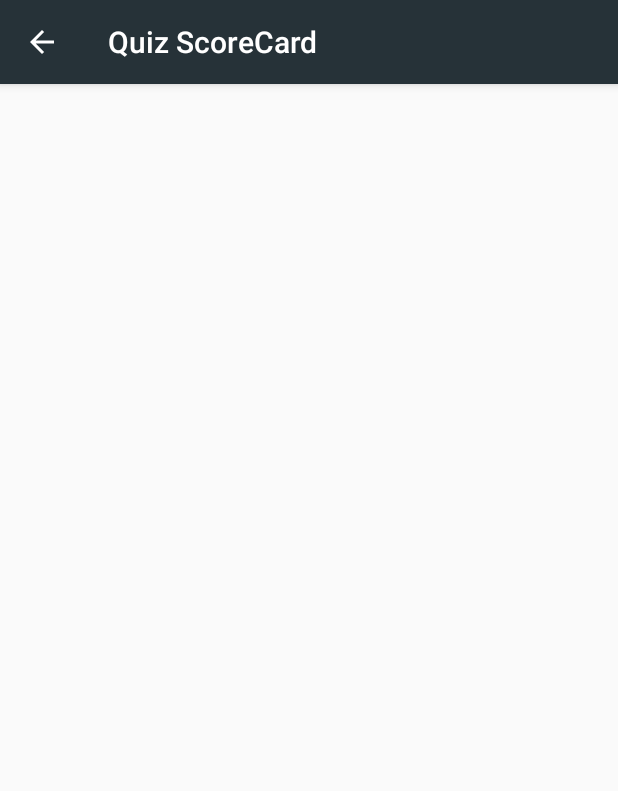
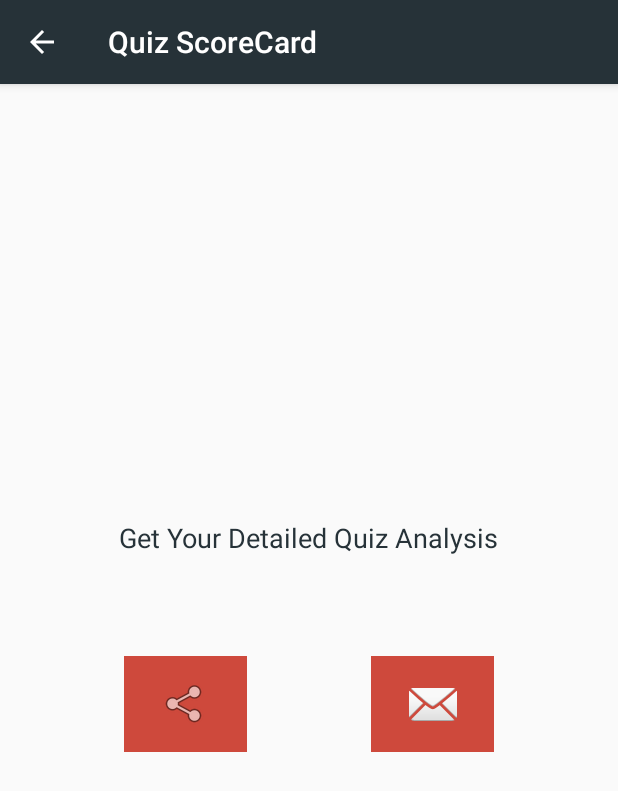
Before and after one commit to Shiru99/Java-Android-Apps, an Android app: the QuizScore screen opened directly, with no data from a screen before it, on a phone screen of 412 x 824 dp. Shown: the top 791 px of the screen. Run offline under Robolectric (Android 15) with nearby library versions, the phone set to English and light mode, and no system bars; 4 statements that could not run were skipped.

Commit message:
Sharing Through Mail & MMS added

```diff
--- a/AndriodStudioQuiz/app/src/main/java/summerproject/corona/andriodstudioquiz/QuizScore.java
+++ b/AndriodStudioQuiz/app/src/main/java/summerproject/corona/andriodstudioquiz/QuizScore.java
@@ -2,23 +2,103 @@ package summerproject.corona.andriodstudioquiz;
 
 import androidx.appcompat.app.AppCompatActivity;
 
+import android.annotation.SuppressLint;
 import android.content.Intent;
+import android.net.Uri;
 import android.os.Bundle;
+import android.util.Log;
+import android.view.View;
+import android.widget.ImageButton;
 import android.widget.TextView;
+import android.widget.Toast;
+
+import java.util.Arrays;
 
 public class QuizScore extends AppCompatActivity {
 
-    private TextView Score;
+    private String[] Questions;
+    private String[] Answers;
+    private String[] UserAnswers;
+    private ImageButton shareMessage;
+    private ImageButton shareMail;
+
+    @SuppressLint("QueryPermissionsNeeded")
+    public void composeEmail(String[] addresses, String subject, String message) {
+        Log.d("AppLogs", "Sharing Via Mail");
+        Intent intent = new Intent(Intent.ACTION_SENDTO);
+        intent.setData(Uri.parse("mailto:")); // only email apps should handle this
+        intent.putExtra(Intent.EXTRA_EMAIL, addresses);
+        intent.putExtra(Intent.EXTRA_SUBJECT, subject);
+        intent.putExtra(Intent.EXTRA_TEXT, message);
+        if (intent.resolveActivity(getPackageManager()) != null) {
+            startActivity(intent);
+        } else {
+            Toast.makeText(QuizScore.this, "No Suitable Application Available On This Device", Toast.LENGTH_SHORT).show();
+        }
+    }
+
+    @SuppressLint("QueryPermissionsNeeded")
+    public void composeMmsMessage(String message) {
+        Log.d("AppLogs", "Sharing Via MMS message");
+        Intent intent = new Intent(Intent.ACTION_SEND);
+        intent.setData(Uri.parse("smsto:")); // This ensures only SMS apps respond
+        intent.putExtra("sms_body", message);
+        if (intent.resolveActivity(getPackageManager()) != null) {
+            startActivity(intent);
+        } else {
+            Toast.makeText(QuizScore.this, "No Suitable Application Available On This Device", Toast.LENGTH_SHORT).show();
+        }
+    }
 
     @Override
     protected void onCreate(Bundle savedInstanceState) {
         super.onCreate(savedInstanceState);
         setContentView(R.layout.activity_quiz_score);
+        Log.d("AppLogs", "On ScoreCard Page");
 
         Intent intent = getIntent();
         String scoreObtained = intent.getStringExtra(QuizPage.EXTRA_QuizScore);
+        Questions = intent.getStringExtra(QuizPage.EXTRA_QuizQuestions).replace("[", "").replace("]", "").trim().split(", ");
+        Answers = intent.getStringExtra(QuizPage.EXTRA_QuizSolutions).replace("[", "").replace("]", "").trim().split(", ");
+        UserAnswers = intent.getStringExtra(QuizPage.EXTRA_QuizUserAnswers).replace("[", "").replace("]", "").trim().split(", ");
 
-        Score = findViewById(R.id.score);
-        Score.setText(scoreObtained);
+        TextView score = findViewById(R.id.score);
+        score.setText(scoreObtained);
+
+        shareMail = findViewById(R.id.shareMail);
+        shareMessage = findViewById(R.id.shareMessage);
+
+        final StringBuilder Message = new StringBuilder();
+        Message.append("Your Score : ").append(scoreObtained).append("\n\n\n");
+
+        for (int i = 0; i < Questions.length; i++) {
+            Message.append(Questions[i]).append("\n");
+            Message.append("Correct Answer : ").append(Answers[i]).append(" \n");
+
+            if (UserAnswers[i].equals("0")) {
+                Message.append("Wrong Answer(0)\n\n");
+            } else {
+                Message.append("Correct Answer(+1)\n\n");
+            }
+        }
+
+        // Log.d("AppLogs", Message.toString());
+
+        shareMessage.setOnClickListener(new View.OnClickListener() {
+            @Override
+            public void onClick(View v) {
+                Log.d("AppLogs", "Requesting to share via MMS Applications");
+                composeMmsMessage(Message.toString());
+            }
+        });
+
+        shareMail.setOnClickListener(new View.OnClickListener() {
+            @Override
+            public void onClick(View v) {
+                Log.d("AppLogs", "Requesting to share via Mail Applications");
+                String[] Addresses = { "john.doe@gmail.com" };
+                composeEmail(Addresses, "Quiz Analysis", Message.toString());
+            }
+        });
     }
 }
--- a/AndriodStudioQuiz/app/src/main/res/layout/activity_quiz_score.xml
+++ b/AndriodStudioQuiz/app/src/main/res/layout/activity_quiz_score.xml
@@ -4,6 +4,7 @@
     xmlns:tools="http://schemas.android.com/tools"
     android:layout_width="match_parent"
     android:layout_height="match_parent"
+    android:contentDescription="@string/ShareContentDescription"
     tools:context=".QuizScore">
 
     <TextView
@@ -15,8 +16,52 @@
         android:textSize="30sp"
         app:layout_constraintBottom_toBottomOf="parent"
         app:layout_constraintEnd_toEndOf="parent"
-        app:layout_constraintHorizontal_bias="0.498"
+        app:layout_constraintHorizontal_bias="0.505"
         app:layout_constraintStart_toStartOf="parent"
         app:layout_constraintTop_toTopOf="parent"
-        app:layout_constraintVertical_bias="0.221" />
+        app:layout_constraintVertical_bias="0.183" />
+
+
+
+    <TextView
+        android:id="@+id/share"
+        android:layout_width="wrap_content"
+        android:layout_height="wrap_content"
+        android:layout_marginTop="116dp"
+        android:text="@string/ShareContentDescription"
+        android:textColor="#263238"
+        android:textSize="18sp"
+        app:layout_constraintEnd_toEndOf="parent"
+        app:layout_constraintStart_toStartOf="parent"
+        app:layout_constraintTop_toBottomOf="@+id/score" />
+
+    <ImageButton
+        android:id="@+id/shareMessage"
+        android:layout_width="82dp"
+        android:layout_height="64dp"
+        android:background="#CE493C"
+        app:layout_constraintBottom_toBottomOf="@+id/shareMail"
+        app:layout_constraintEnd_toStartOf="@+id/shareMail"
+        app:layout_constraintHorizontal_bias="0.7"
+        app:layout_constraintStart_toStartOf="parent"
+        app:layout_constraintTop_toBottomOf="@+id/share"
+        app:layout_constraintVertical_bias="1.0"
+        app:srcCompat="@android:drawable/ic_menu_share" />
+
+    <ImageButton
+        android:id="@+id/shareMail"
+        android:layout_width="82dp"
+        android:layout_height="64dp"
+        android:adjustViewBounds="true"
+        android:background="#CE493C"
+        android:contentDescription="@string/ShareContentDescription"
+        android:scaleType="centerInside"
+        app:layout_constraintBottom_toBottomOf="parent"
+        app:layout_constraintEnd_toEndOf="parent"
+        app:layout_constraintHorizontal_bias="0.3"
+        app:layout_constraintStart_toEndOf="@+id/shareMessage"
+        app:layout_constraintTop_toBottomOf="@+id/share"
+        app:layout_constraintVertical_bias="0.172"
+        app:srcCompat="@android:drawable/ic_dialog_email" />
+
 </androidx.constraintlayout.widget.ConstraintLayout>
--- a/AndriodStudioQuiz/app/src/main/res/values/strings.xml
+++ b/AndriodStudioQuiz/app/src/main/res/values/strings.xml
@@ -14,4 +14,5 @@
     <string name="example">Fun Fact : Java was called Oak at the beginning</string>
     <string name="score">Score</string>
     <string name="start">Start</string>
+    <string name="ShareContentDescription">Get Your Detailed Quiz Analysis</string>
 </resources>
```
Also changed, not shown: AndriodStudioQuiz/app/src/main/java/summerproject/corona/andriodstudioquiz/QuizPage.java (+30 -14 lines), AndriodStudioQuiz/app/src/main/res/layout/activity_main.xml (+7 -8 lines).
